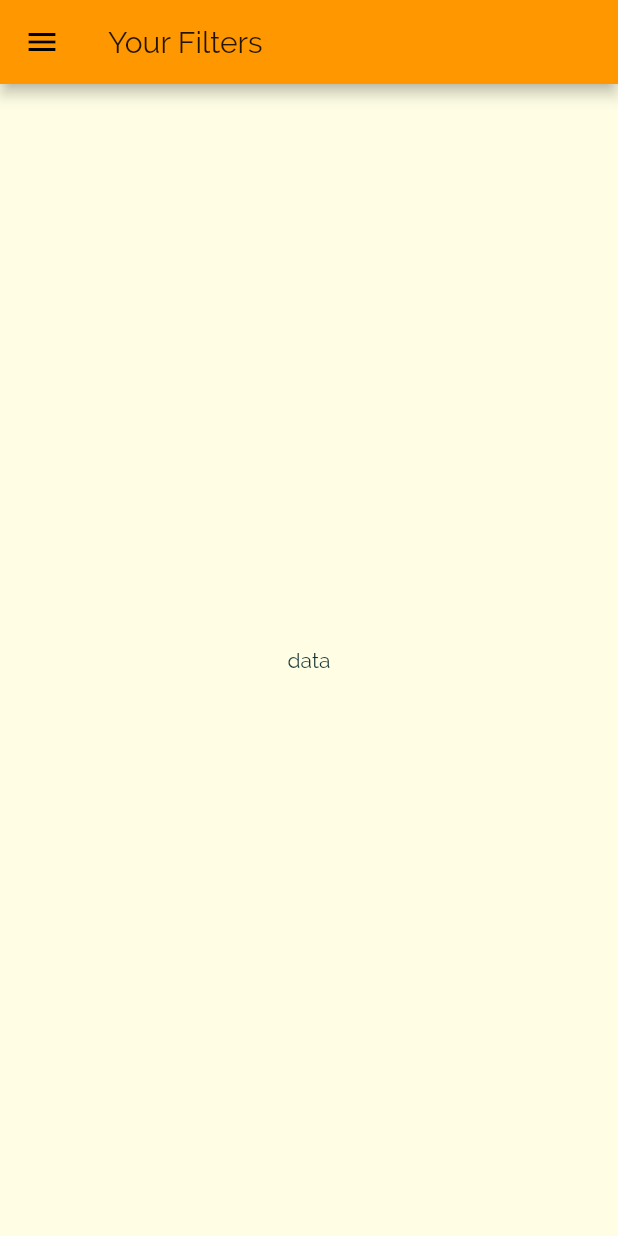
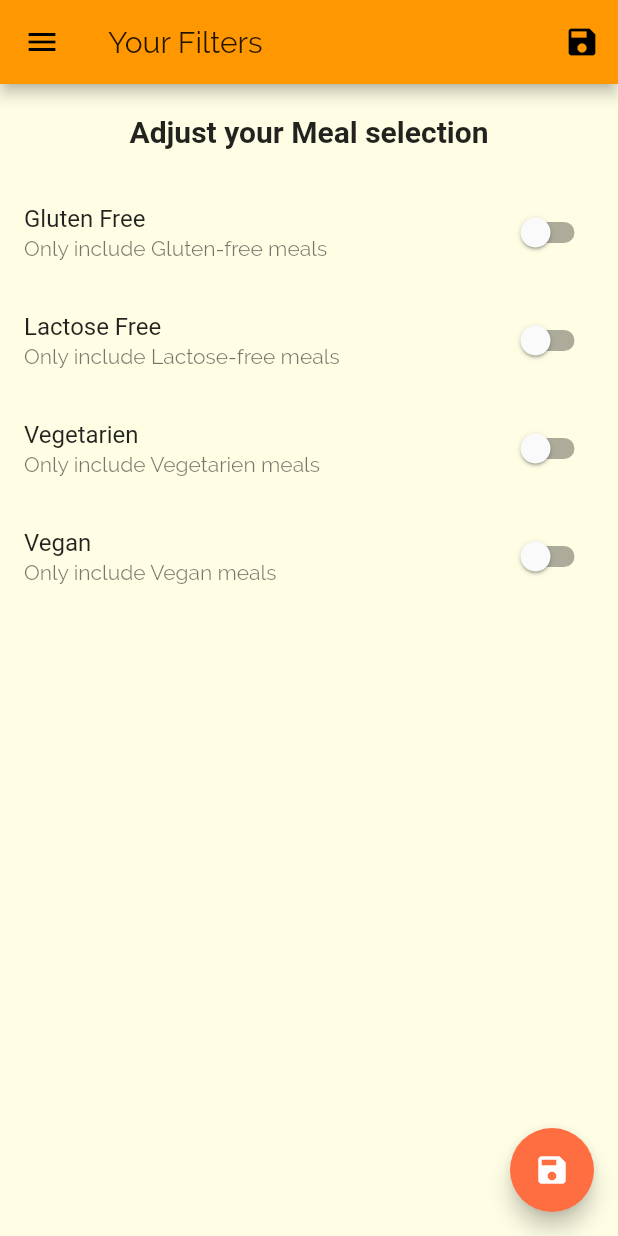
Before and after one commit to channaveerayya/MealsApp, a Flutter app: the FilterScreen screen opened by its route, on a phone screen of 412 x 824 dp. Run offline on Flutter 3.47's test engine with Material 2 defaults, Android fonts, the phone set to English and light mode, and no system bars; Roboto replaces fonts that are missing (RobotoCodensed).

Commit message:
adding filters

```diff
--- a/lib/main.dart
+++ b/lib/main.dart
@@ -1,7 +1,9 @@
-import 'package:MealsApp/screens/meal_detail.dart';
-import 'package:MealsApp/screens/tab_screen.dart';
 import 'package:flutter/material.dart';
 
+import './dummy_data.dart';
+import './models/meal.dart';
+import './screens/meal_detail.dart';
+import './screens/tab_screen.dart';
 import 'screens/categories_screen.dart';
 import 'screens/category_meals_screen.dart';
 import 'screens/filters_screen.dart';
@@ -10,7 +12,42 @@ void main() {
   runApp(MyApp());
 }
 
-class MyApp extends StatelessWidget {
+class MyApp extends StatefulWidget {
+  @override
+  _MyAppState createState() => _MyAppState();
+}
+
+class _MyAppState extends State<MyApp> {
+  Map<String, bool> _filters = {
+    'gluten': false,
+    'lactose': false,
+    'vegan': false,
+    'vegetarian': false,
+  };
+
+  List<Meal> _availableMeals = DUMMY_MEALS;
+  void _setFilters(Map<String, bool> filterData) {
+    setState(() {
+      _filters = filterData;
+      _availableMeals = DUMMY_MEALS.where((meal) {
+        if (_filters['gluten'] && !meal.isGlutenFree) {
+          return false;
+        }
+        if (_filters['lactose'] && !meal.isLactoseFree) {
+          return false;
+        }
+        if (_filters['vegan'] && !meal.isVegan) {
+          return false;
+        }
+        if (_filters['vegetarian'] && !meal.isVegetarian) {
+          return false;
+        }
+        return true;
+      }).toList();
+    });
+    // Navigator.of(context).pushNamed(CategoryMealsScreen.categoryMeals);
+  }
+
   @override
   Widget build(BuildContext context) {
     return MaterialApp(
@@ -36,9 +73,11 @@ class MyApp extends StatelessWidget {
       // home: CategoriesScreen(),
       routes: {
         '/': (ctx) => TabScreen(),
-        CategoryMealsScreen.categoryMeals: (ctx) => CategoryMealsScreen(),
+        CategoryMealsScreen.categoryMeals: (ctx) =>
+            CategoryMealsScreen(_availableMeals),
         MealDetail.mealDetailRoute: (ctx) => MealDetail(),
-        FilterScreen.filterScreenRoute: (ctx) => FilterScreen(),
+        FilterScreen.filterScreenRoute: (ctx) =>
+            FilterScreen(_filters, _setFilters),
       },
       onGenerateRoute: (settings) {
         print(settings);
--- a/lib/screens/category_meals_screen.dart
+++ b/lib/screens/category_meals_screen.dart
@@ -1,12 +1,11 @@
 import 'package:flutter/material.dart';
-import '../widgets/category_item.dart';
-import '../dummy_data.dart';
 import '../widgets/meal_item.dart';
 import '../models/meal.dart';
 
 class CategoryMealsScreen extends StatefulWidget {
   static const categoryMeals = '/category-meals';
-
+  final List<Meal> availableMeals;
+  CategoryMealsScreen(this.availableMeals);
   @override
   _CategoryMealsScreenState createState() => _CategoryMealsScreenState();
 }
@@ -27,7 +26,7 @@ class _CategoryMealsScreenState extends State<CategoryMealsScreen> {
           ModalRoute.of(context).settings.arguments as Map<String, String>;
       categoryTitle = routeArgs['title'];
       final categoryId = routeArgs['id'];
-      displayMeals = DUMMY_MEALS
+      displayMeals = widget.availableMeals
           .where((meal) => meal.categories.contains(categoryId))
           .toList();
       _initLoadedData = true;
--- a/lib/screens/filters_screen.dart
+++ b/lib/screens/filters_screen.dart
@@ -1,18 +1,120 @@
+import 'package:MealsApp/screens/category_meals_screen.dart';
 import 'package:MealsApp/widgets/main_drawer.dart';
 import 'package:flutter/material.dart';
 
-class FilterScreen extends StatelessWidget {
+class FilterScreen extends StatefulWidget {
   static const filterScreenRoute = '/filters';
+  final Function saveFilters;
+  final Map<String, bool> currentFilters;
+  FilterScreen(this.currentFilters, this.saveFilters);
+
+  @override
+  _FilterScreenState createState() => _FilterScreenState();
+}
+
+class _FilterScreenState extends State<FilterScreen> {
+  bool _glutenFree = false;
+  bool _vegerarian = false;
+  bool _vegan = false;
+  bool _lactoseFree = false;
+
+  @override
+  initState() {
+    _glutenFree = widget.currentFilters['gluten'];
+    _lactoseFree = widget.currentFilters['lactose'];
+    _vegan = widget.currentFilters['vegan'];
+    _vegerarian = widget.currentFilters['vegetarian'];
+    super.initState();
+  }
+
+  SwitchListTile buildSwitchListTile(
+    String title,
+    String subTitle,
+    bool currentValue,
+    Function updatedValue,
+  ) {
+    return SwitchListTile(
+      value: currentValue,
+      onChanged: updatedValue,
+      title: Text(title),
+      subtitle: Text(subTitle),
+    );
+  }
+
   @override
   Widget build(BuildContext context) {
     return Scaffold(
       appBar: AppBar(
         title: Text('Your Filters'),
+        actions: <Widget>[
+          IconButton(
+              icon: Icon(Icons.save),
+              onPressed: () {
+                final selectedFilters = {
+                  'gluten': _glutenFree,
+                  'lactose': _lactoseFree,
+                  'vegan': _vegan,
+                  'vegetarian': _vegerarian,
+                };
+                widget.saveFilters(selectedFilters);
+                Navigator.of(context).pushNamed('/');
+              })
+        ],
       ),
       drawer: MainDrawer(),
-      body: Center(
-        child: Text("data"),
+      body: Column(
+        children: <Widget>[
+          Container(
+            padding: EdgeInsets.all(20),
+            child: Text(
+              'Adjust your Meal selection',
+              style: Theme.of(context).textTheme.title,
+            ),
+          ),
+          Expanded(
+            child: ListView(
+              children: <Widget>[
+                buildSwitchListTile(
+                  'Gluten Free',
+                  'Only include Gluten-free meals',
+                  _glutenFree,
+                  (newValue) => setState(() => _glutenFree = newValue),
+                ),
+                buildSwitchListTile(
+                  'Lactose Free',
+                  'Only include Lactose-free meals',
+                  _lactoseFree,
+                  (newValue) => setState(() => _lactoseFree = newValue),
+                ),
+                buildSwitchListTile(
+                  'Vegetarien',
+                  'Only include Vegetarien meals',
+                  _vegerarian,
+                  (newValue) => setState(() => _vegerarian = newValue),
+                ),
+                buildSwitchListTile(
+                  'Vegan',
+                  'Only include Vegan meals',
+                  _vegan,
+                  (newValue) => setState(() => _vegan = newValue),
+                ),
+              ],
+            ),
+          )
+        ],
       ),
+      floatingActionButton: FloatingActionButton(
+          child: Icon(Icons.save),
+          onPressed: () {
+            final selectedFilters = {
+              'gluten': _glutenFree,
+              'lactose': _lactoseFree,
+              'vegan': _vegan,
+              'vegetarian': _vegerarian,
+            };
+            widget.saveFilters(selectedFilters);
+            Navigator.of(context).pushNamed('/');
+          }),
     );
   }
 }
```
